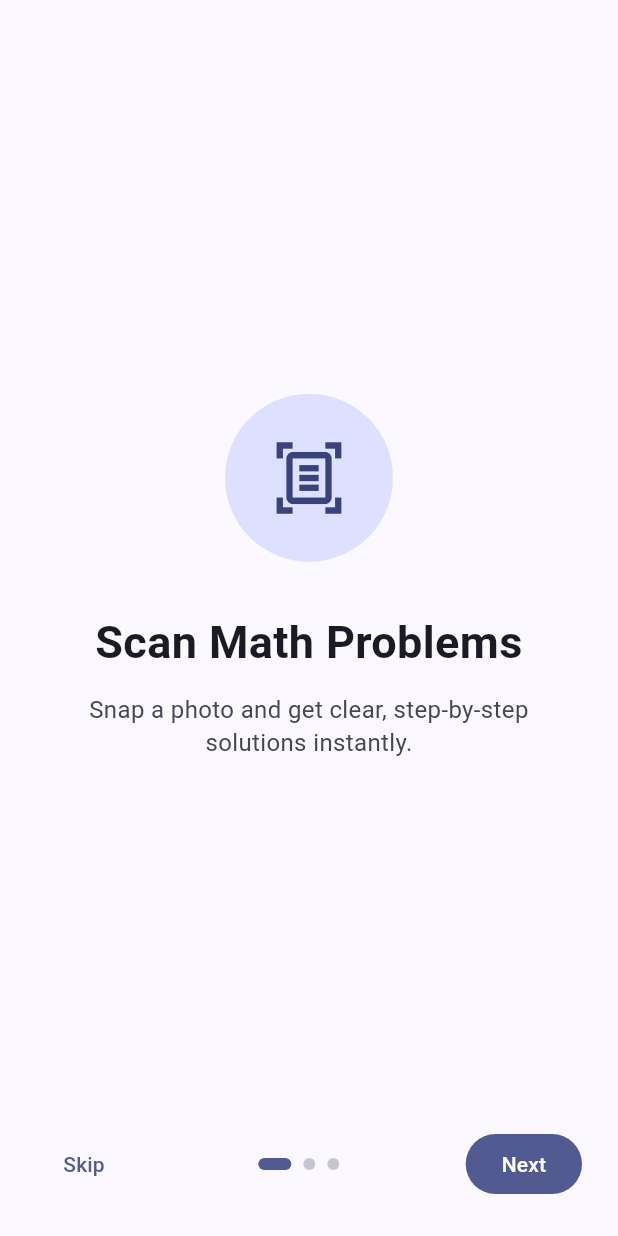
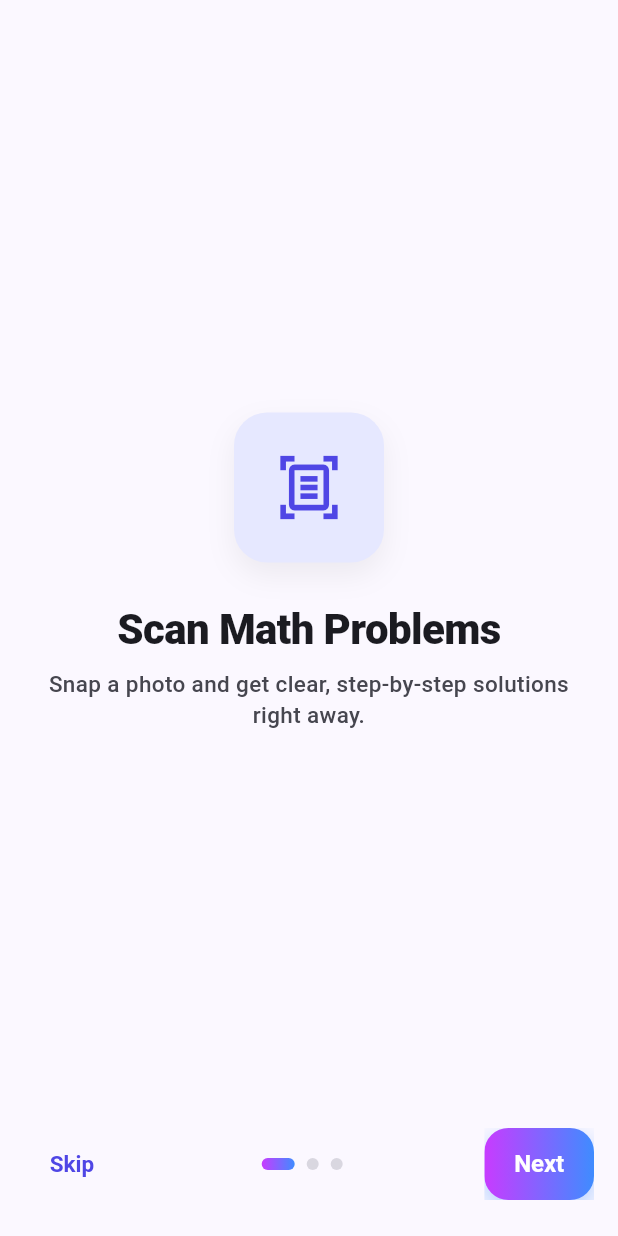
Before and after one commit to mhouston8/Math-Copilot-AI, a Flutter app: the screen it shows after launch, on a phone screen of 412 x 824 dp. Run offline on Flutter 3.47's test engine with Material 3 defaults, Android fonts, the phone set to English and light mode, and no system bars; our stand-ins replace image_picker, package_info_plus, shared_preferences, supabase_flutter; missing offline and left inert: purchases_flutter, purchases_ui_flutter; accounts and stored records are empty; network calls fail.

Commit message:
Restyle onboarding to match app typography and brand CTAs.
Align headlines and body with Home/Settings, use learning-card icon
tiles, gradient primary button and page indicators, and indigo Skip.

Made-with: Cursor

```diff
--- a/lib/screens/onboarding_screen.dart
+++ b/lib/screens/onboarding_screen.dart
@@ -14,23 +14,36 @@ class _OnboardingScreenState extends State<OnboardingScreen> {
   int _currentPage = 0;
   bool _isFinishing = false;
 
+  static const Color _brandIndigo = Color(0xFF4F46E5);
+  static const List<Color> _ctaGradient = [
+    Color(0xFFC83BFF),
+    Color(0xFF3F8CFF),
+  ];
+
   static const List<_OnboardingPageData> _pages = [
     _OnboardingPageData(
       icon: Icons.document_scanner_outlined,
       title: 'Scan Math Problems',
-      subtitle: 'Snap a photo and get clear, step-by-step solutions instantly.',
+      subtitle:
+          'Snap a photo and get clear, step-by-step solutions right away.',
+      iconBackground: Color(0xFFE6E8FF),
+      iconColor: _brandIndigo,
     ),
     _OnboardingPageData(
       icon: Icons.school_outlined,
       title: 'Learn Faster',
       subtitle:
-          'Use quizzes, cheat sheets, and guided practice to build confidence.',
+          'Quizzes, cheat sheets, and guided practice to build confidence.',
+      iconBackground: Color(0xFFDDF9FC),
+      iconColor: Color(0xFF087E8B),
     ),
     _OnboardingPageData(
       icon: Icons.workspace_premium_outlined,
       title: 'Unlock Premium Help',
       subtitle:
-          'Get advanced tutoring features and personalized support with Premium.',
+          'Advanced tutoring features and personalized support with Premium.',
+      iconBackground: Color(0xFFF9E1FF),
+      iconColor: Color(0xFFB832D9),
     ),
   ];
 
@@ -62,15 +75,33 @@ class _OnboardingScreenState extends State<OnboardingScreen> {
     );
   }
 
+  /// Matches Home welcome headline (`_buildWelcomeHeader`).
+  TextStyle _titleStyle(ColorScheme colorScheme) => TextStyle(
+        fontSize: 28,
+        fontWeight: FontWeight.w800,
+        letterSpacing: -0.4,
+        height: 1.15,
+        color: colorScheme.onSurface,
+      );
+
+  /// Matches Home welcome subtitle.
+  TextStyle _subtitleStyle(ColorScheme colorScheme) => TextStyle(
+        fontSize: 15,
+        fontWeight: FontWeight.w500,
+        height: 1.4,
+        color: colorScheme.onSurfaceVariant,
+      );
+
   @override
   Widget build(BuildContext context) {
     final colorScheme = Theme.of(context).colorScheme;
     final isLastPage = _currentPage == _pages.length - 1;
 
     return Scaffold(
+      backgroundColor: colorScheme.surface,
       body: SafeArea(
         child: Padding(
-          padding: const EdgeInsets.fromLTRB(24, 16, 24, 24),
+          padding: const EdgeInsets.fromLTRB(16, 10, 16, 24),
           child: Column(
             children: [
               Expanded(
@@ -86,35 +117,38 @@ class _OnboardingScreenState extends State<OnboardingScreen> {
                       mainAxisAlignment: MainAxisAlignment.center,
                       children: [
                         Container(
-                          width: 112,
-                          height: 112,
+                          width: 100,
+                          height: 100,
                           decoration: BoxDecoration(
-                            color: colorScheme.primaryContainer,
-                            shape: BoxShape.circle,
+                            color: page.iconBackground,
+                            borderRadius: BorderRadius.circular(22),
+                            boxShadow: const [
+                              BoxShadow(
+                                color: Color(0x0F000000),
+                                blurRadius: 16,
+                                offset: Offset(0, 8),
+                              ),
+                            ],
                           ),
                           child: Icon(
                             page.icon,
-                            size: 52,
-                            color: colorScheme.onPrimaryContainer,
+                            size: 46,
+                            color: page.iconColor,
                           ),
                         ),
-                        const SizedBox(height: 32),
+                        const SizedBox(height: 28),
                         Text(
                           page.title,
                           textAlign: TextAlign.center,
-                          style: const TextStyle(
-                            fontSize: 30,
-                            fontWeight: FontWeight.bold,
-                          ),
+                          style: _titleStyle(colorScheme),
                         ),
-                        const SizedBox(height: 12),
-                        Text(
-                          page.subtitle,
-                          textAlign: TextAlign.center,
-                          style: TextStyle(
-                            fontSize: 16,
-                            height: 1.4,
-                            color: colorScheme.onSurfaceVariant,
+                        const SizedBox(height: 10),
+                        Padding(
+                          padding: const EdgeInsets.symmetric(horizontal: 8),
+                          child: Text(
+                            page.subtitle,
+                            textAlign: TextAlign.center,
+                            style: _subtitleStyle(colorScheme),
                           ),
                         ),
                       ],
@@ -123,9 +157,17 @@ class _OnboardingScreenState extends State<OnboardingScreen> {
                 ),
               ),
               Row(
+                crossAxisAlignment: CrossAxisAlignment.center,
                 children: [
                   TextButton(
                     onPressed: _isFinishing ? null : _finishOnboarding,
+                    style: TextButton.styleFrom(
+                      foregroundColor: _brandIndigo,
+                      textStyle: const TextStyle(
+                        fontSize: 15,
+                        fontWeight: FontWeight.w600,
+                      ),
+                    ),
                     child: const Text('Skip'),
                   ),
                   Expanded(
@@ -139,22 +181,113 @@ class _OnboardingScreenState extends State<OnboardingScreen> {
                           width: isSelected ? 22 : 8,
                           height: 8,
                           decoration: BoxDecoration(
+                            gradient: isSelected
+                                ? const LinearGradient(
+                                    colors: _ctaGradient,
+                                  )
+                                : null,
                             color: isSelected
-                                ? colorScheme.primary
-                                : colorScheme.outlineVariant,
+                                ? null
+                                : colorScheme.outlineVariant.withValues(
+                                    alpha: 0.65,
+                                  ),
                             borderRadius: BorderRadius.circular(99),
                           ),
                         );
                       }),
                     ),
                   ),
-                  FilledButton(
-                    onPressed: _isFinishing ? null : _handlePrimaryAction,
-                    child: Text(isLastPage ? 'Get Started' : 'Next'),
+                  _OnboardingGradientButton(
+                    label: isLastPage ? 'Get Started' : 'Next',
+                    isLoading: _isFinishing,
+                    onTap: _handlePrimaryAction,
                   ),
                 ],
               ),
             ],
+          ),
+        ),
+      ),
+    );
+  }
+}
+
+class _OnboardingGradientButton extends StatelessWidget {
+  const _OnboardingGradientButton({
+    required this.label,
+    required this.isLoading,
+    required this.onTap,
+  });
+
+  final String label;
+  final bool isLoading;
+  final Future<void> Function() onTap;
+
+  static const List<Color> _gradient = [
+    Color(0xFFC83BFF),
+    Color(0xFF3F8CFF),
+  ];
+
+  @override
+  Widget build(BuildContext context) {
+    return SizedBox(
+      height: 48,
+      child: Material(
+        color: Colors.transparent,
+        borderRadius: BorderRadius.circular(16),
+        child: InkWell(
+          onTap: isLoading
+              ? null
+              : () async {
+                  await onTap();
+                },
+          borderRadius: BorderRadius.circular(16),
+          child: Ink(
+            padding: const EdgeInsets.symmetric(horizontal: 20),
+            decoration: BoxDecoration(
+              borderRadius: BorderRadius.circular(16),
+              gradient: LinearGradient(
+                colors: isLoading
+                    ? [
+                        Theme.of(context)
+                            .colorScheme
+                            .surfaceContainerHighest,
+                        Theme.of(context)
+                            .colorScheme
+                            .surfaceContainerHigh,
+                      ]
+                    : _gradient,
+              ),
+              boxShadow: isLoading
+                  ? null
+                  : const [
+                      BoxShadow(
+                        color: Color(0x663F8CFF),
+                        blurRadius: 14,
+                        offset: Offset(0, 6),
+                      ),
+                    ],
+            ),
+            child: Center(
+              child: isLoading
+                  ? SizedBox(
+                      width: 22,
+                      height: 22,
+                      child: CircularProgressIndicator(
+                        strokeWidth: 2,
+                        color: Theme.of(context).colorScheme.onSurfaceVariant,
+                      ),
+                    )
+                  : Text(
+                      label,
+                      style: const TextStyle(
+                        fontSize: 16,
+                        fontWeight: FontWeight.w700,
+                        letterSpacing: -0.1,
+                        color: Colors.white,
+                      ),
+                    ),
+            ),
           ),
         ),
       ),
@@ -167,9 +300,13 @@ class _OnboardingPageData {
     required this.icon,
     required this.title,
     required this.subtitle,
+    required this.iconBackground,
+    required this.iconColor,
   });
 
   final IconData icon;
   final String title;
   final String subtitle;
+  final Color iconBackground;
+  final Color iconColor;
 }
```
